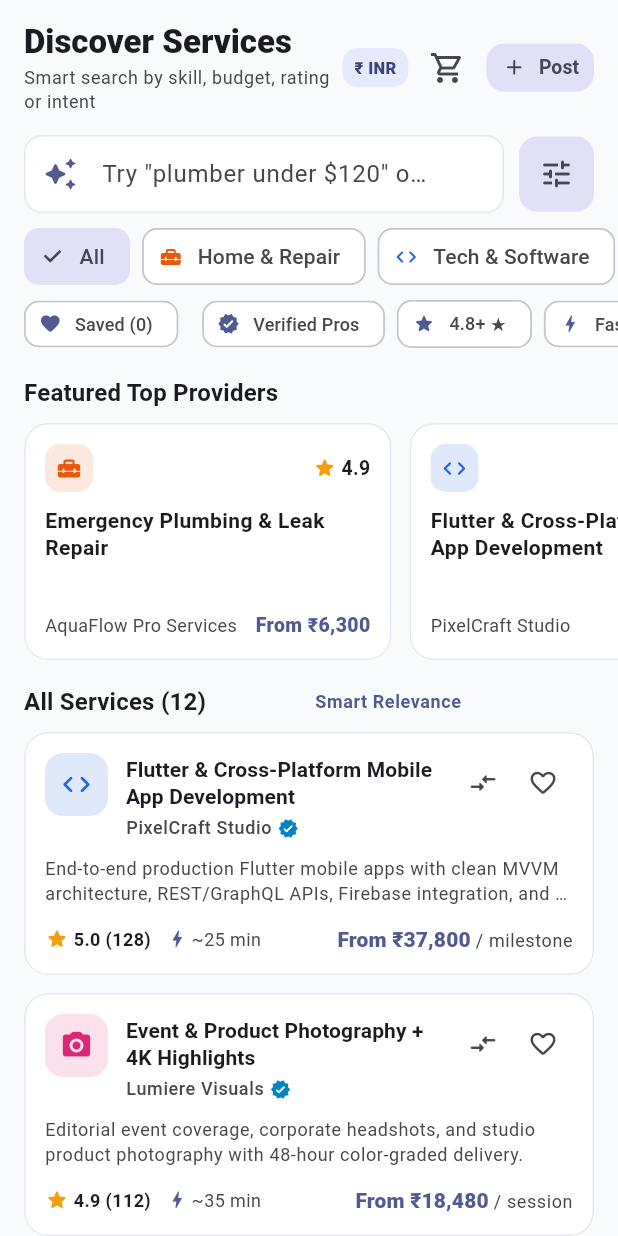
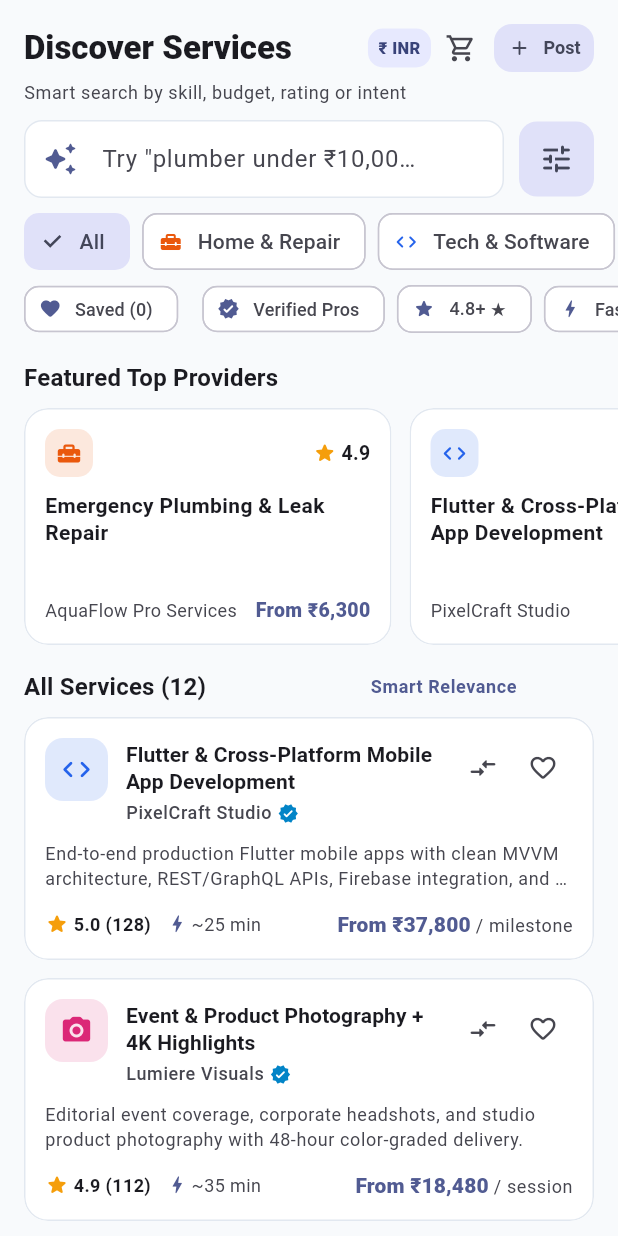
Before and after one commit to garvkataria23/service-epic-app, a Flutter app: the DiscoveryScreen screen opened directly with empty values, on a phone screen of 412 x 824 dp. Run offline on Flutter 3.47's test engine with Material 3 defaults, Android fonts, the phone set to English and light mode, and no system bars; our stand-ins replace cloud_firestore, firebase_auth, firebase_core, flutter_dotenv, google_sign_in, shared_preferences and 1 more; missing offline and left inert: razorpay_flutter; accounts and stored records are empty.

Commit message:
fix: Android Google Sign-In (google-services + serverClientId), Auth Sign Up tab, Wallet wrapping/clipping, Discovery header/hint, Requests INR budget & KPI alignment

```diff
--- a/lib/data/repositories/auth_repository.dart
+++ b/lib/data/repositories/auth_repository.dart
@@ -64,7 +64,10 @@ class AuthRepository {
             ? fbUser.displayName!.trim()
             : email.split('@').first;
       } else {
-        await GoogleSignIn.instance.initialize();
+        await GoogleSignIn.instance.initialize(
+          serverClientId:
+              '75010608480-h7a8eb3nd99rd3jo9t5ogsv75f2vtl11.apps.googleusercontent.com',
+        );
         final googleAccount = await GoogleSignIn.instance.authenticate();
         final idToken = googleAccount.authentication.idToken;
 
--- a/lib/ui/features/auth/auth_screen.dart
+++ b/lib/ui/features/auth/auth_screen.dart
@@ -258,7 +258,7 @@ class _AuthScreenState extends State<AuthScreen>
                             controller: _tabController,
                             tabs: const [
                               Tab(text: 'Sign In'),
-                              Tab(text: 'Create Account'),
+                              Tab(text: 'Sign Up'),
                             ],
                           ),
                           const SizedBox(height: 18),
--- a/lib/ui/features/discovery/discovery_screen.dart
+++ b/lib/ui/features/discovery/discovery_screen.dart
@@ -108,38 +108,33 @@ class _DiscoveryScreenState extends State<DiscoveryScreen> {
               // Header
               SliverToBoxAdapter(
                 child: Padding(
-                  padding: const EdgeInsets.fromLTRB(16, 14, 16, 8),
-                  child: Row(
-                    children: [
-                      Expanded(
+                  padding: const EdgeInsets.fromLTRB(16, 12, 16, 6),
                   child: Column(
                     crossAxisAlignment: CrossAxisAlignment.start,
                     children: [
-                            Text(
+                      Row(
+                        children: [
+                          Expanded(
+                            child: FittedBox(
+                              fit: BoxFit.scaleDown,
+                              alignment: Alignment.centerLeft,
+                              child: Text(
                                 'Discover Services',
                                 maxLines: 1,
-                              overflow: TextOverflow.ellipsis,
                                 style: textTheme.titleLarge?.copyWith(
                                   fontWeight: FontWeight.w800,
                                 ),
                               ),
-                            const SizedBox(height: 2),
-                            Text(
-                              'Smart search by skill, budget, rating or intent',
-                              style: textTheme.bodySmall?.copyWith(
-                                color: colors.onSurfaceVariant,
                             ),
                           ),
-                          ],
-                        ),
-                      ),
+                          const SizedBox(width: 6),
                           Consumer<CurrencyController>(
                             builder: (_, currency, _) => InkWell(
                               borderRadius: BorderRadius.circular(10),
                               onTap: currency.toggle,
                               child: Container(
                                 padding: const EdgeInsets.symmetric(
-                              horizontal: 8,
+                                  horizontal: 7,
                                   vertical: 5,
                                 ),
                                 decoration: BoxDecoration(
@@ -158,7 +153,6 @@ class _DiscoveryScreenState extends State<DiscoveryScreen> {
                               ),
                             ),
                           ),
-                      const SizedBox(width: 2),
                           Builder(
                             builder: (ctx) {
                               final cartCount =
@@ -167,6 +161,7 @@ class _DiscoveryScreenState extends State<DiscoveryScreen> {
                                 isLabelVisible: cartCount > 0,
                                 label: Text('$cartCount'),
                                 child: IconButton(
+                                  visualDensity: VisualDensity.compact,
                                   tooltip: 'Cart & Orders',
                                   onPressed: () {
                                     Navigator.of(ctx).push(
@@ -175,7 +170,10 @@ class _DiscoveryScreenState extends State<DiscoveryScreen> {
                                       ),
                                     );
                                   },
-                              icon: const Icon(Icons.shopping_cart_outlined),
+                                  icon: const Icon(
+                                    Icons.shopping_cart_outlined,
+                                    size: 21,
+                                  ),
                                 ),
                               );
                             },
@@ -185,25 +183,40 @@ class _DiscoveryScreenState extends State<DiscoveryScreen> {
                               isLabelVisible: widget.unreadNotifications > 0,
                               label: Text('${widget.unreadNotifications}'),
                               child: IconButton(
+                                visualDensity: VisualDensity.compact,
                                 tooltip: 'Notifications',
                                 onPressed: widget.onNotificationsTap,
-                            icon: const Icon(Icons.notifications_outlined),
+                                icon: const Icon(
+                                  Icons.notifications_outlined,
+                                  size: 21,
+                                ),
                               ),
                             ),
                           const SizedBox(width: 2),
                           FilledButton.tonalIcon(
                             style: FilledButton.styleFrom(
                               padding: const EdgeInsets.symmetric(
-                            horizontal: 10,
-                            vertical: 8,
+                                horizontal: 9,
+                                vertical: 6,
                               ),
                               visualDensity: VisualDensity.compact,
                             ),
                             onPressed: widget.onPostCustomRequest,
-                        icon: const Icon(Icons.add_rounded, size: 17),
+                            icon: const Icon(Icons.add_rounded, size: 16),
                             label: const Text(
                               'Post',
-                          style: TextStyle(fontSize: 13),
+                              style: TextStyle(fontSize: 12),
+                            ),
+                          ),
+                        ],
+                      ),
+                      const SizedBox(height: 2),
+                      Text(
+                        'Smart search by skill, budget, rating or intent',
+                        maxLines: 1,
+                        overflow: TextOverflow.ellipsis,
+                        style: textTheme.bodySmall?.copyWith(
+                          color: colors.onSurfaceVariant,
                         ),
                       ),
                     ],
@@ -214,11 +227,14 @@ class _DiscoveryScreenState extends State<DiscoveryScreen> {
               // Smart Search Bar
               SliverToBoxAdapter(
                 child: Padding(
-                  padding: const EdgeInsets.fromLTRB(16, 6, 16, 6),
-                  child: SmartSearchBar(
+                  padding: const EdgeInsets.fromLTRB(16, 4, 16, 6),
+                  child: Consumer<CurrencyController>(
+                    builder: (_, currency, _) => SmartSearchBar(
                       controller: _searchController,
                       focusNode: _searchFocus,
-                    hintText: 'Try "plumber under \$120" or "urgent flutter"',
+                      hintText: currency.isInr
+                          ? 'Try "plumber under ₹10,000" or "urgent flutter"'
+                          : 'Try "plumber under \$120" or "urgent flutter"',
                       onChanged: vm.updateQuery,
                       onSubmitted: (val) {
                         vm.submitSearch(val);
@@ -230,6 +246,7 @@ class _DiscoveryScreenState extends State<DiscoveryScreen> {
                       },
                       onFilterTap: () => _openFilterSheet(vm),
                       activeFilterCount: vm.activeFilterCount,
+                    ),
                   ),
                 ),
               ),
@@ -525,6 +542,7 @@ class _DiscoveryScreenState extends State<DiscoveryScreen> {
                     child: Row(
                       children: [
                         Expanded(
+                          flex: 3,
                           child: Text(
                             vm.hasActiveSearchOrFilters
                                 ? '${vm.results.length} Smart Matches'
@@ -538,10 +556,12 @@ class _DiscoveryScreenState extends State<DiscoveryScreen> {
                         ),
                         const SizedBox(width: 8),
                         Flexible(
+                          flex: 2,
                           child: Text(
                             vm.sortOption.label,
                             maxLines: 1,
                             overflow: TextOverflow.ellipsis,
+                            textAlign: TextAlign.end,
                             style: textTheme.bodySmall?.copyWith(
                               color: colors.primary,
                               fontWeight: FontWeight.w600,
--- a/lib/ui/features/request_detail/request_detail_screen.dart
+++ b/lib/ui/features/request_detail/request_detail_screen.dart
@@ -628,7 +628,7 @@ class _RequestDetailScreenState extends State<RequestDetailScreen>
                         icon: Icons.payments_outlined,
                         label: 'Target Budget',
                         value:
-                            '\$${req.budgetMin.toStringAsFixed(0)} – \$${req.budgetMax.toStringAsFixed(0)}',
+                            '${context.watch<CurrencyController>().format(req.budgetMin)} – ${context.watch<CurrencyController>().format(req.budgetMax)}',
                       ),
                       _DetailRow(
                         icon: Icons.calendar_today_outlined,
```
Also changed, not shown: lib/ui/features/payment/transactions_screen.dart (+48 -22 lines), lib/ui/features/requests/requests_screen.dart (+12 -2 lines), lib/ui/features/service_detail/service_detail_screen.dart (+9 -2 lines), 3 other files. Lines whose indentation alone changed are shown as unchanged.
